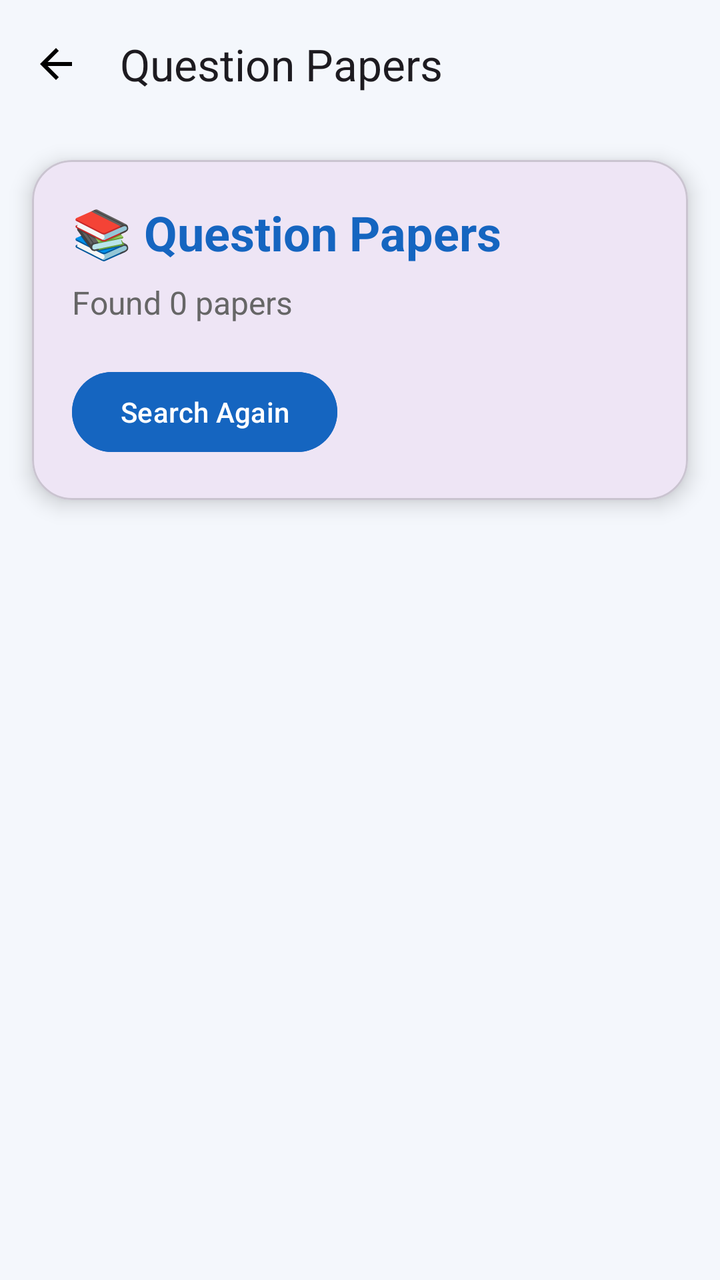
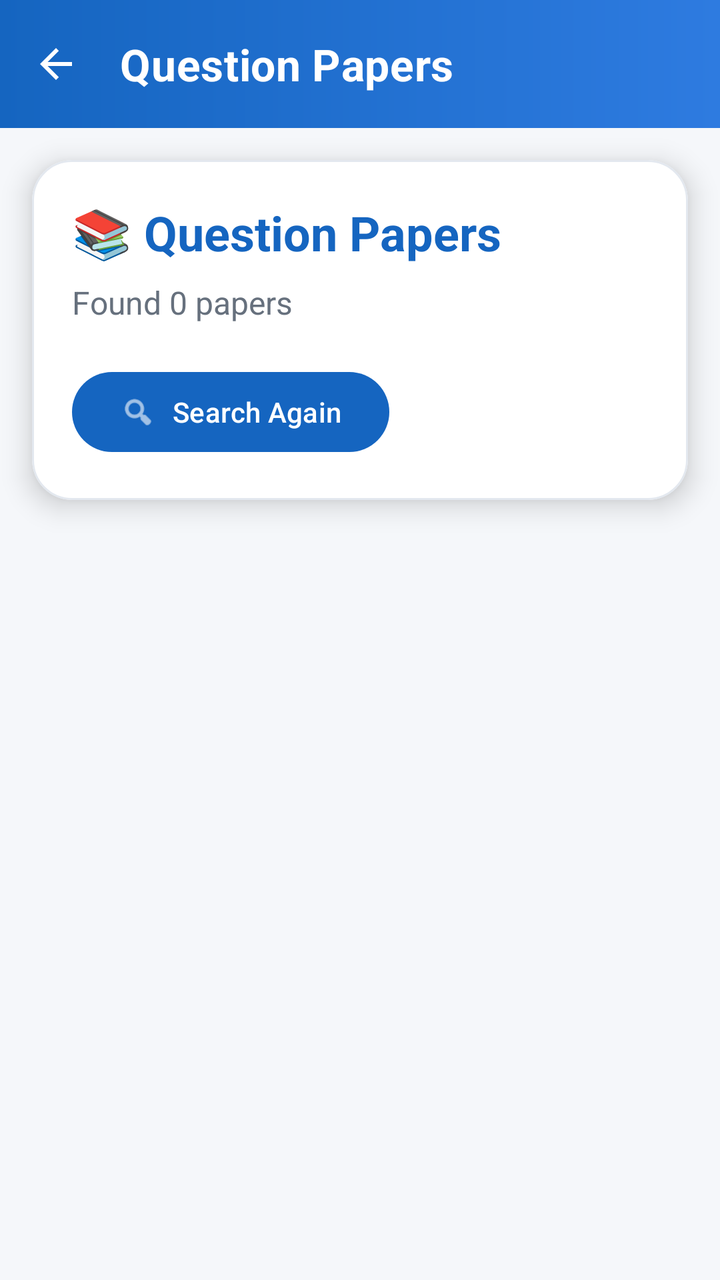

The first picture is an Android layout as it rendered before a commit; the second is the same layout after the commit. The layout source and the unified diff follow.
<!-- AndroidManifest.xml: application theme Theme.IIITQUESTIONBANK -->
<!-- res/layout/fragment_search_results.xml -->
<?xml version="1.0" encoding="utf-8"?>
<LinearLayout xmlns:android="http://schemas.android.com/apk/res/android"
    xmlns:app="http://schemas.android.com/apk/res-auto"
    android:layout_width="match_parent"
    android:layout_height="match_parent"
    android:orientation="vertical"
    android:fitsSystemWindows="true"
    android:background="#F4F7FC">

    <com.google.android.material.appbar.MaterialToolbar
        android:id="@+id/toolbar"
        android:layout_width="match_parent"
        android:layout_height="?attr/actionBarSize"
        app:title="Question Papers"
        app:navigationIcon="@drawable/baseline_arrow_back"/>
    

    <com.google.android.material.card.MaterialCardView
        android:layout_width="match_parent"
        android:layout_height="wrap_content"
        android:layout_margin="16dp"
        app:cardCornerRadius="20dp"
        app:cardElevation="6dp">

        <LinearLayout
            android:layout_width="match_parent"
            android:layout_height="wrap_content"
            android:orientation="vertical"
            android:padding="20dp">

            <TextView
                android:id="@+id/txtHeading"
                android:layout_width="wrap_content"
                android:layout_height="wrap_content"
                android:text="📚 Question Papers"
                android:textSize="24sp"
                android:textStyle="bold"
                android:textColor="#1565C0"/>

            <TextView
                android:id="@+id/txtResultCount"
                android:layout_width="wrap_content"
                android:layout_height="wrap_content"
                android:layout_marginTop="8dp"
                android:text="Found 0 papers"
                android:textSize="16sp"
                android:textColor="#666666"/>

            <com.google.android.material.button.MaterialButton
                android:id="@+id/btnSearchAgain"
                android:layout_width="wrap_content"
                android:layout_height="wrap_content"
                android:layout_marginTop="20dp"
                android:text="Search Again"
                android:textAllCaps="false"
                android:backgroundTint="#1565C0"
                android:icon="@android:drawable/ic_menu_search"
                app:cornerRadius="50dp"/>

        </LinearLayout>

    </com.google.android.material.card.MaterialCardView>

    

    <ProgressBar
        android:id="@+id/progressBar"
        android:layout_width="40dp"
        android:layout_height="40dp"
        android:layout_gravity="center"
        android:visibility="gone"/>

    

    <androidx.recyclerview.widget.RecyclerView
        android:id="@+id/recyclerViewPapers"
        android:layout_width="match_parent"
        android:layout_height="0dp"
        android:layout_weight="1"
        android:clipToPadding="false"
        android:paddingBottom="20dp"
        android:layoutAnimation="@anim/layout_animation_fall_down"/>

</LinearLayout>
<!-- resources referenced by this layout -->
<resources>
  <!-- drawable baseline_arrow_back (drawable) -->
  <vector xmlns:android="http://schemas.android.com/apk/res/android" android:autoMirrored="true" android:height="24dp" android:tint="#000000" android:viewportHeight="24" android:viewportWidth="24" android:width="24dp">
        
      <path android:fillColor="@android:color/white" android:pathData="M20,11H7.83l5.59,-5.59L12,4l-8,8 8,8 1.41,-1.41L7.83,13H20v-2z"/>
      
  </vector>
  <style name="Theme.IIITQUESTIONBANK" parent="Base.Theme.IIITQUESTIONBANK" />
  <style name="Base.Theme.IIITQUESTIONBANK" parent="Theme.Material3.DayNight.NoActionBar">
          
          
      </style>
</resources>

<!-- the commit's change to res/layout/fragment_search_results.xml (unified diff, before → after) -->
@@ -5,14 +5,20 @@
     android:layout_height="match_parent"
     android:orientation="vertical"
     android:fitsSystemWindows="true"
-    android:background="#F4F7FC">
+    android:background="@color/screen_bg">
 
     <com.google.android.material.appbar.MaterialToolbar
         android:id="@+id/toolbar"
         android:layout_width="match_parent"
         android:layout_height="?attr/actionBarSize"
+        android:background="@drawable/bg_toolbar_gradient"
+        android:elevation="4dp"
         app:title="Question Papers"
-        app:navigationIcon="@drawable/baseline_arrow_back"/>
+        app:titleTextColor="@android:color/white"
+        app:titleTextAppearance="@style/ToolbarTitleAppearance"
+        app:navigationIcon="@drawable/baseline_arrow_back"
+        app:navigationIconTint="@android:color/white"/>
+
     
 
     <com.google.android.material.card.MaterialCardView
@@ -20,7 +26,10 @@
         android:layout_height="wrap_content"
         android:layout_margin="16dp"
         app:cardCornerRadius="20dp"
-        app:cardElevation="6dp">
+        app:cardElevation="8dp"
+        app:strokeWidth="1dp"
+        app:strokeColor="@color/card_stroke"
+        app:cardBackgroundColor="@color/card_bg">
 
         <LinearLayout
             android:layout_width="match_parent"
@@ -35,7 +44,7 @@
                 android:text="📚 Question Papers"
                 android:textSize="24sp"
                 android:textStyle="bold"
-                android:textColor="#1565C0"/>
+                android:textColor="@color/brand_blue"/>
 
             <TextView
                 android:id="@+id/txtResultCount"
@@ -44,7 +53,7 @@
                 android:layout_marginTop="8dp"
                 android:text="Found 0 papers"
                 android:textSize="16sp"
-                android:textColor="#666666"/>
+                android:textColor="@color/text_secondary"/>
 
             <com.google.android.material.button.MaterialButton
                 android:id="@+id/btnSearchAgain"
@@ -53,8 +62,11 @@
                 android:layout_marginTop="20dp"
                 android:text="Search Again"
                 android:textAllCaps="false"
-                android:backgroundTint="#1565C0"
-                android:icon="@android:drawable/ic_menu_search"
+                android:textColor="@android:color/white"
+                app:backgroundTint="@color/brand_blue"
+                app:rippleColor="@color/brand_blue_dark"
+                app:icon="@android:drawable/ic_menu_search"
+                app:iconTint="@android:color/white"
                 app:cornerRadius="50dp"/>
 
         </LinearLayout>
@@ -68,6 +80,7 @@
         android:layout_width="40dp"
         android:layout_height="40dp"
         android:layout_gravity="center"
+        android:indeterminateTint="@color/brand_blue"
         android:visibility="gone"/>
 
     
@@ -78,6 +91,8 @@
         android:layout_height="0dp"
         android:layout_weight="1"
         android:clipToPadding="false"
+        android:paddingStart="8dp"
+        android:paddingEnd="8dp"
         android:paddingBottom="20dp"
         android:layoutAnimation="@anim/layout_animation_fall_down"/>
 
<!-- resource entries referenced after the edit -->
@@ -1,15 +1,36 @@
 <!-- resources referenced by this layout -->
 <resources>
+  <color name="brand_blue">#1565C0</color>
+  <color name="brand_blue_dark">#0D47A1</color>
+  <color name="card_bg">#FFFFFF</color>
+  <color name="card_stroke">#E3E8EF</color>
+  <color name="screen_bg">#F5F7FA</color>
+  <color name="text_secondary">#66707D</color>
   <!-- drawable baseline_arrow_back (drawable) -->
   <vector xmlns:android="http://schemas.android.com/apk/res/android" android:autoMirrored="true" android:height="24dp" android:tint="#000000" android:viewportHeight="24" android:viewportWidth="24" android:width="24dp">
         
       <path android:fillColor="@android:color/white" android:pathData="M20,11H7.83l5.59,-5.59L12,4l-8,8 8,8 1.41,-1.41L7.83,13H20v-2z"/>
       
   </vector>
+  <!-- drawable bg_toolbar_gradient (drawable) -->
+  <shape xmlns:android="http://schemas.android.com/apk/res/android">
+      <gradient
+          android:type="linear"
+          android:angle="0"
+          android:startColor="#1565C0"
+          android:endColor="#2E7BE0"/>
+  </shape>
+  <style name="ToolbarTitleAppearance" parent="TextAppearance.Material3.TitleLarge">
+          <item name="android:textStyle">bold</item>
+          <item name="android:letterSpacing">0.01</item>
+      </style>
   <style name="Theme.IIITQUESTIONBANK" parent="Base.Theme.IIITQUESTIONBANK" />
   <style name="Base.Theme.IIITQUESTIONBANK" parent="Theme.Material3.DayNight.NoActionBar">
-          
-          
+          <item name="colorPrimary">@color/brand_blue</item>
+          <item name="colorPrimaryDark">@color/brand_blue_dark</item>
+          <item name="colorSecondary">@color/brand_blue</item>
+          <item name="android:statusBarColor">@color/brand_blue_dark</item>
+          <item name="android:windowLightStatusBar">true</item>
       </style>
 </resources>
 
